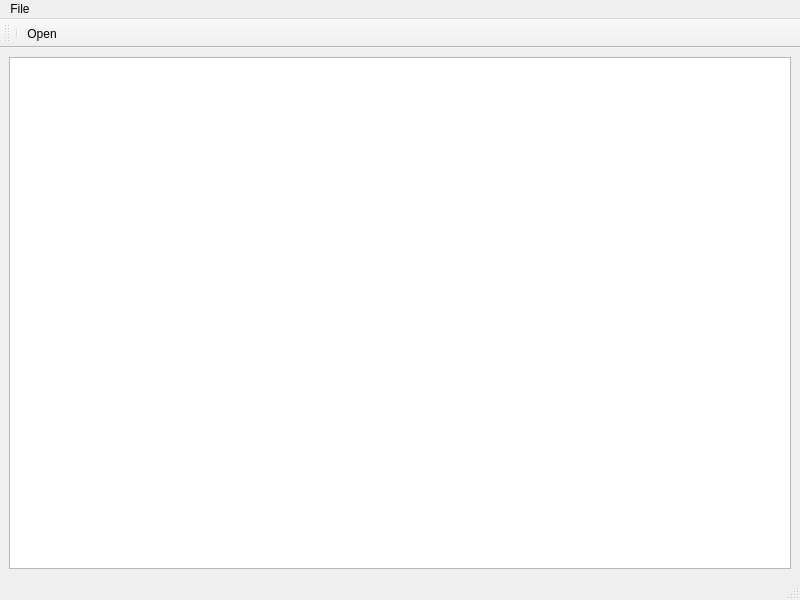
Qt form app/src/mainwindow.ui (aedrax/logdor) before a commit.
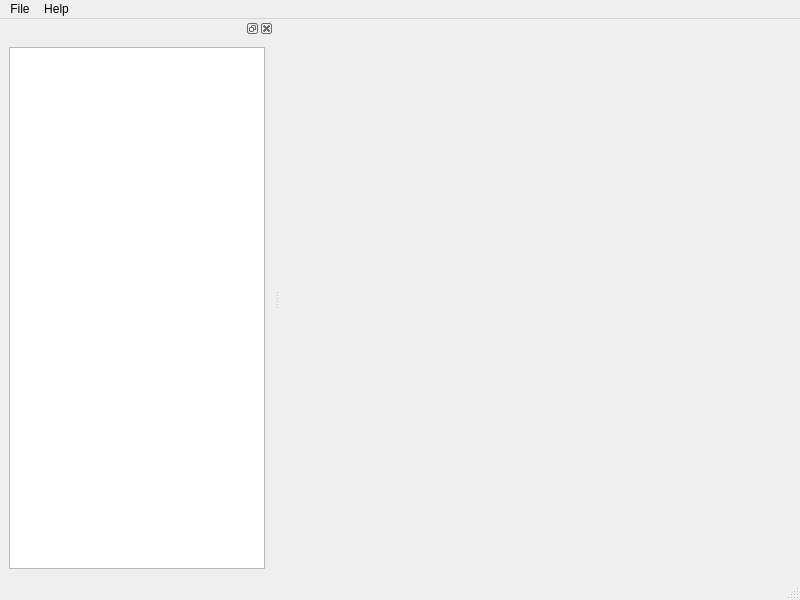
The same form after that commit. Icons and pictures are not drawn.

Commit message: Allow opening plain text files line by line

Diff of the .ui file:
```diff
--- a/app/src/mainwindow.ui
+++ b/app/src/mainwindow.ui
@@ -13,13 +13,10 @@
   <property name="windowTitle">
    <string>Logdor</string>
   </property>
-  <widget class="QWidget" name="centralwidget">
-   <layout class="QVBoxLayout" name="verticalLayout">
-    <item>
-     <widget class="QPlainTextEdit" name="plainTextEdit"/>
-    </item>
-   </layout>
-  </widget>
+  <property name="dockOptions">
+   <set>QMainWindow::DockOption::AllowNestedDocks|QMainWindow::DockOption::AllowTabbedDocks|QMainWindow::DockOption::AnimatedDocks</set>
+  </property>
+  <widget class="QWidget" name="centralwidget"/>
   <widget class="QMenuBar" name="menubar">
    <property name="geometry">
     <rect>
@@ -35,18 +32,32 @@
     </property>
     <addaction name="actionOpen"/>
    </widget>
+   <widget class="QMenu" name="menuHelp">
+    <property name="title">
+     <string>Help</string>
+    </property>
+   </widget>
    <addaction name="menuFile"/>
+   <addaction name="menuHelp"/>
   </widget>
   <widget class="QStatusBar" name="statusbar"/>
-  <widget class="QToolBar" name="mainToolBar">
-   <attribute name="toolBarArea">
-    <enum>TopToolBarArea</enum>
+  <widget class="QDockWidget" name="dockWidget">
+   <property name="sizePolicy">
+    <sizepolicy hsizetype="Expanding" vsizetype="Expanding">
+     <horstretch>0</horstretch>
+     <verstretch>0</verstretch>
+    </sizepolicy>
+   </property>
+   <attribute name="dockWidgetArea">
+    <number>1</number>
    </attribute>
-   <attribute name="toolBarBreak">
-    <bool>false</bool>
-   </attribute>
-   <addaction name="separator"/>
-   <addaction name="actionOpen"/>
+   <widget class="QWidget" name="dockWidgetContents">
+    <layout class="QVBoxLayout" name="verticalLayout">
+     <item>
+      <widget class="QListWidget" name="listWidget"/>
+     </item>
+    </layout>
+   </widget>
   </widget>
   <action name="actionOpen">
    <property name="icon">
```
Left out of the diff: 8 changed lines with no effect on the pictures. The commit also changes 1 other file.
